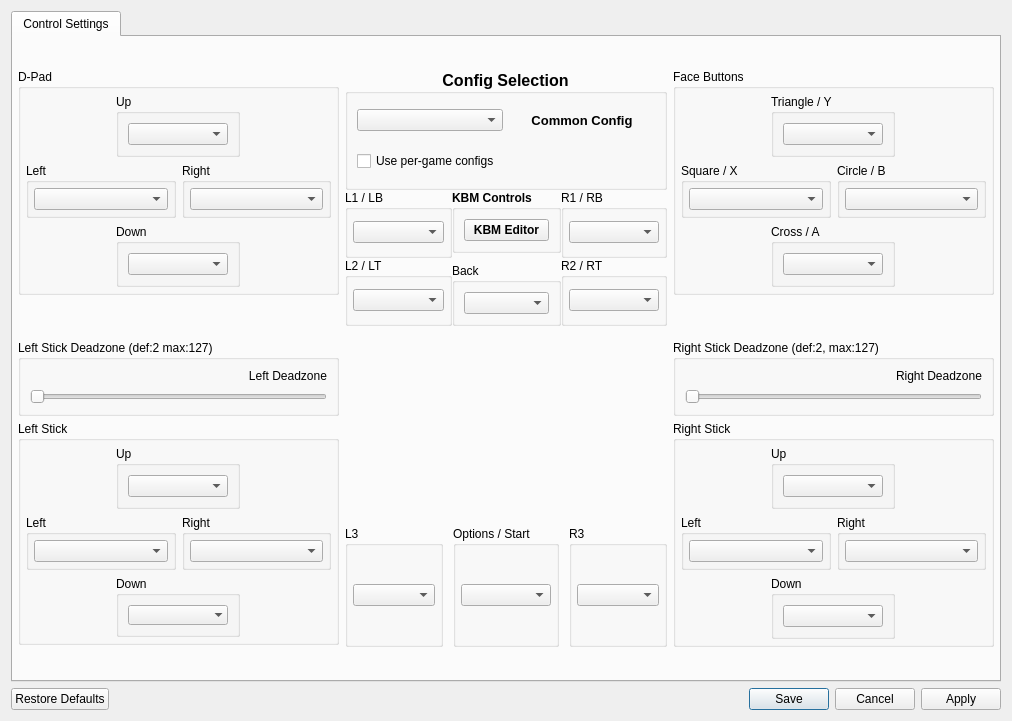
Above: settings/control_settings.ui from rainmakerv3/BB_Launcher before the change. Below: the same form after it.
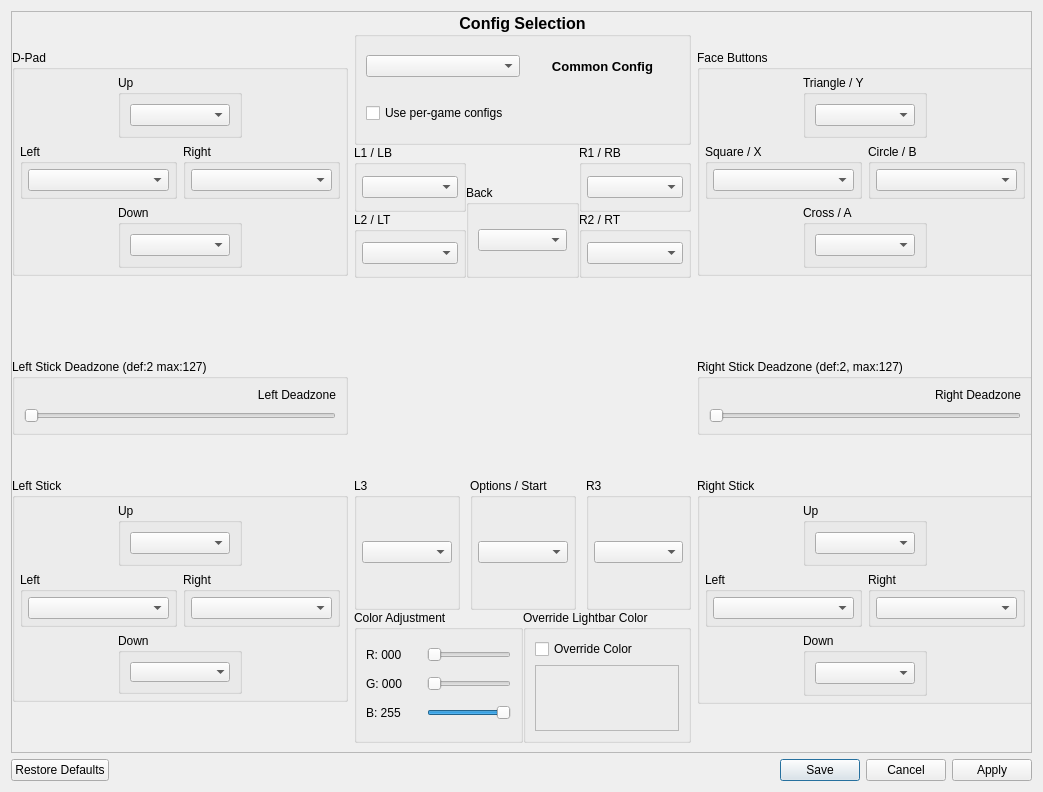
That is the form after the change. Icons and pictures are not drawn.

Commit message: Add lightbar color override to GUI

```diff
--- a/settings/control_settings.ui
+++ b/settings/control_settings.ui
@@ -9,8 +9,8 @@
    <rect>
     <x>0</x>
     <y>0</y>
-    <width>1012</width>
-    <height>721</height>
+    <width>1043</width>
+    <height>792</height>
    </rect>
   </property>
   <property name="windowTitle">
@@ -23,43 +23,28 @@
   <layout class="QVBoxLayout" name="verticalLayout">
    <item>
     <widget class="QScrollArea" name="scrollArea">
-     <property name="frameShape">
-      <enum>QFrame::Shape::NoFrame</enum>
-     </property>
-     <property name="lineWidth">
-      <number>0</number>
-     </property>
      <property name="widgetResizable">
       <bool>true</bool>
      </property>
-     <widget class="QTabWidget" name="tabWidget">
+     <widget class="QWidget" name="scrollAreaWidgetContents">
       <property name="geometry">
        <rect>
         <x>0</x>
         <y>0</y>
-        <width>994</width>
-        <height>673</height>
+        <width>1023</width>
+        <height>742</height>
        </rect>
       </property>
-      <widget class="QWidget" name="tab">
-       <attribute name="title">
-        <string>Control Settings</string>
-       </attribute>
-       <layout class="QVBoxLayout" name="mainLayout">
-        <property name="leftMargin">
-         <number>5</number>
-        </property>
-        <property name="topMargin">
-         <number>5</number>
-        </property>
-        <property name="rightMargin">
-         <number>5</number>
-        </property>
-        <property name="bottomMargin">
-         <number>5</number>
-        </property>
-        <item>
-         <layout class="QHBoxLayout" name="bottomLayout">
+      <widget class="QWidget" name="layoutWidget">
+       <property name="geometry">
+        <rect>
+         <x>0</x>
+         <y>0</y>
+         <width>1021</width>
+         <height>731</height>
+        </rect>
+       </property>
+       <layout class="QHBoxLayout" name="RemapLayout">
           <item>
            <layout class="QVBoxLayout" name="verticalLayout_left">
             <property name="spacing">
@@ -536,7 +521,7 @@
            </layout>
           </item>
           <item>
-           <layout class="QVBoxLayout" name="verticalLayout_middle" stretch="0,0,0,0">
+         <layout class="QVBoxLayout" name="verticalLayout_middle" stretch="0,0,0,0,0">
             <property name="spacing">
              <number>0</number>
             </property>
@@ -684,37 +669,27 @@
               </item>
               <item>
                <layout class="QVBoxLayout" name="layout_system_buttons">
+              <item>
+               <spacer name="verticalSpacer_3">
+                <property name="orientation">
+                 <enum>Qt::Orientation::Vertical</enum>
+                </property>
+                <property name="sizeType">
+                 <enum>QSizePolicy::Policy::Preferred</enum>
+                </property>
+                <property name="sizeHint" stdset="0">
+                 <size>
+                  <width>20</width>
+                  <height>40</height>
+                 </size>
+                </property>
+               </spacer>
+              </item>
                 <item>
                  <layout class="QVBoxLayout" name="verticalLayout_4">
                   <property name="spacing">
                    <number>10</number>
                   </property>
-                  <item>
-                   <widget class="QGroupBox" name="groupBox">
-                    <property name="font">
-                     <font>
-                      <bold>true</bold>
-                     </font>
-                    </property>
-                    <property name="title">
-                     <string>KBM Controls</string>
-                    </property>
-                    <layout class="QVBoxLayout" name="verticalLayout_11">
-                     <item>
-                      <widget class="QPushButton" name="KBMButton">
-                       <property name="font">
-                        <font>
-                         <bold>true</bold>
-                        </font>
-                       </property>
-                       <property name="text">
-                        <string>KBM Editor</string>
-                       </property>
-                      </widget>
-                     </item>
-                    </layout>
-                   </widget>
-                  </item>
                   <item>
                    <widget class="QGroupBox" name="groupBox_2">
                     <property name="title">
@@ -910,6 +885,167 @@
               </item>
              </layout>
             </item>
+          <item>
+           <layout class="QHBoxLayout" name="horizontalLayout_8">
+            <item>
+             <layout class="QVBoxLayout" name="verticalLayout_14">
+              <item>
+               <widget class="QGroupBox" name="groupBox">
+                <property name="font">
+                 <font>
+                  <bold>false</bold>
+                 </font>
+                </property>
+                <property name="title">
+                 <string>Color Adjustment</string>
+                </property>
+                <layout class="QVBoxLayout" name="verticalLayout_18">
+                 <item>
+                  <layout class="QHBoxLayout" name="horizontalLayout_9">
+                   <item>
+                    <widget class="QLabel" name="RLabel">
+                     <property name="font">
+                      <font>
+                       <bold>false</bold>
+                      </font>
+                     </property>
+                     <property name="text">
+                      <string>R: 000</string>
+                     </property>
+                    </widget>
+                   </item>
+                   <item>
+                    <widget class="QSlider" name="RSlider">
+                     <property name="sizePolicy">
+                      <sizepolicy hsizetype="Preferred" vsizetype="Fixed">
+                       <horstretch>0</horstretch>
+                       <verstretch>0</verstretch>
+                      </sizepolicy>
+                     </property>
+                     <property name="maximum">
+                      <number>255</number>
+                     </property>
+                     <property name="orientation">
+                      <enum>Qt::Orientation::Horizontal</enum>
+                     </property>
+                    </widget>
+                   </item>
+                  </layout>
+                 </item>
+                 <item>
+                  <layout class="QHBoxLayout" name="horizontalLayout_10">
+                   <item>
+                    <widget class="QLabel" name="GLabel">
+                     <property name="font">
+                      <font>
+                       <bold>false</bold>
+                      </font>
+                     </property>
+                     <property name="text">
+                      <string>G: 000</string>
+                     </property>
+                    </widget>
+                   </item>
+                   <item>
+                    <widget class="QSlider" name="GSlider">
+                     <property name="sizePolicy">
+                      <sizepolicy hsizetype="Preferred" vsizetype="Fixed">
+                       <horstretch>0</horstretch>
+                       <verstretch>0</verstretch>
+                      </sizepolicy>
+                     </property>
+                     <property name="maximum">
+                      <number>255</number>
+                     </property>
+                     <property name="orientation">
+                      <enum>Qt::Orientation::Horizontal</enum>
+                     </property>
+                    </widget>
+                   </item>
+                  </layout>
+                 </item>
+                 <item>
+                  <layout class="QHBoxLayout" name="horizontalLayout_11">
+                   <item>
+                    <widget class="QLabel" name="BLabel">
+                     <property name="font">
+                      <font>
+                       <bold>false</bold>
+                      </font>
+                     </property>
+                     <property name="text">
+                      <string>B: 255</string>
+                     </property>
+                    </widget>
+                   </item>
+                   <item>
+                    <widget class="QSlider" name="BSlider">
+                     <property name="sizePolicy">
+                      <sizepolicy hsizetype="Preferred" vsizetype="Fixed">
+                       <horstretch>0</horstretch>
+                       <verstretch>0</verstretch>
+                      </sizepolicy>
+                     </property>
+                     <property name="maximum">
+                      <number>255</number>
+                     </property>
+                     <property name="value">
+                      <number>255</number>
+                     </property>
+                     <property name="orientation">
+                      <enum>Qt::Orientation::Horizontal</enum>
+                     </property>
+                    </widget>
+                   </item>
+                  </layout>
+                 </item>
+                </layout>
+               </widget>
+              </item>
+             </layout>
+            </item>
+            <item>
+             <layout class="QVBoxLayout" name="verticalLayout_17">
+              <item>
+               <widget class="QGroupBox" name="groupBox_3">
+                <property name="font">
+                 <font>
+                  <bold>false</bold>
+                 </font>
+                </property>
+                <property name="title">
+                 <string>Override Lightbar Color</string>
+                </property>
+                <layout class="QVBoxLayout" name="verticalLayout_19">
+                 <item>
+                  <widget class="QCheckBox" name="LightbarCheckBox">
+                   <property name="font">
+                    <font>
+                     <bold>false</bold>
+                    </font>
+                   </property>
+                   <property name="text">
+                    <string>Override Color</string>
+                   </property>
+                  </widget>
+                 </item>
+                 <item>
+                  <widget class="QFrame" name="LightbarColorFrame">
+                   <property name="frameShape">
+                    <enum>QFrame::Shape::StyledPanel</enum>
+                   </property>
+                   <property name="frameShadow">
+                    <enum>QFrame::Shadow::Raised</enum>
+                   </property>
+                  </widget>
+                 </item>
+                </layout>
+               </widget>
+              </item>
+             </layout>
+            </item>
+           </layout>
+          </item>
            </layout>
           </item>
           <item>
@@ -1348,8 +1484,6 @@
                </item>
               </layout>
              </widget>
-            </item>
-           </layout>
           </item>
          </layout>
         </item>
```
Lines whose indentation alone changed are shown as unchanged. The commit also changes 3 other files.
